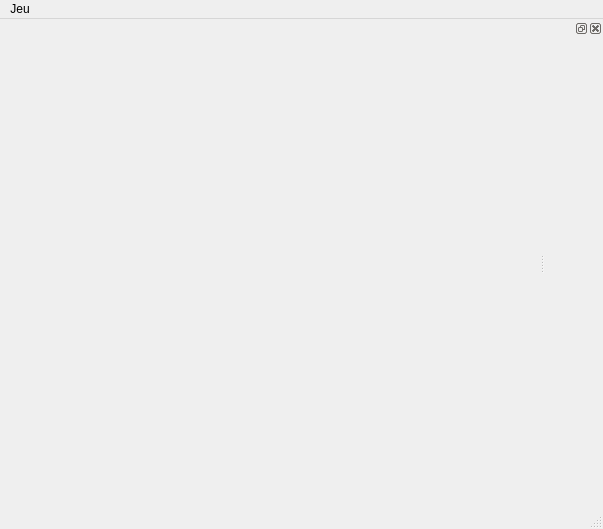
IrmatDen/fr-belote, file CuteBelote/src/MainWindow.ui: the form before one commit.
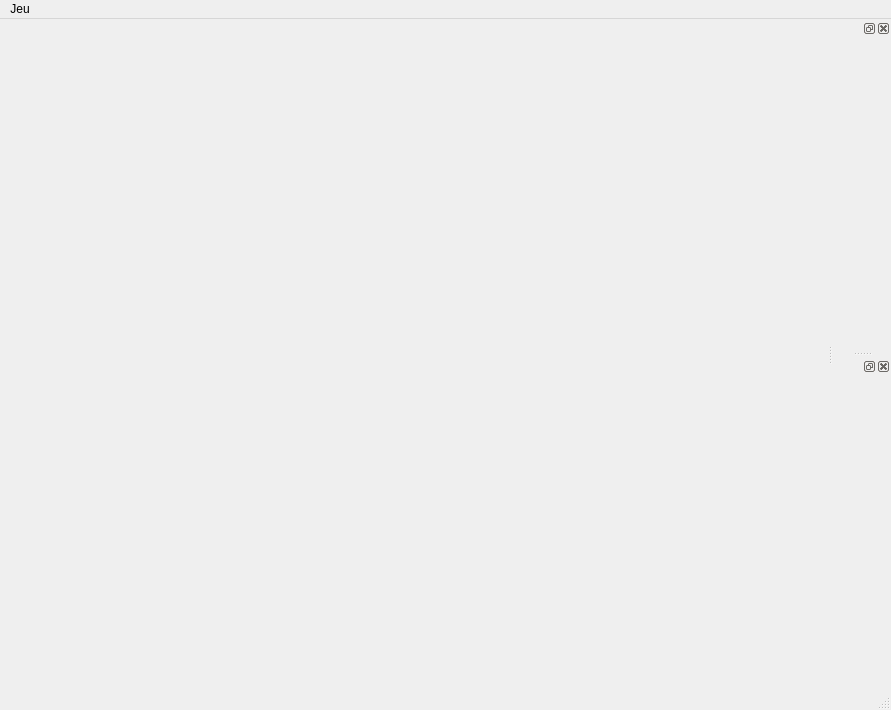
The form after the commit.

Commit message: Added scores dock widget

The edit to the form file:
```diff
--- a/CuteBelote/src/MainWindow.ui
+++ b/CuteBelote/src/MainWindow.ui
@@ -6,8 +6,8 @@
    <rect>
     <x>0</x>
     <y>0</y>
-    <width>603</width>
-    <height>529</height>
+    <width>891</width>
+    <height>710</height>
    </rect>
   </property>
   <property name="windowTitle">
@@ -19,7 +19,7 @@
     <rect>
      <x>0</x>
      <y>0</y>
-     <width>603</width>
+     <width>891</width>
      <height>18</height>
     </rect>
    </property>
@@ -41,6 +41,15 @@
    </attribute>
    <widget class="QWidget" name="dockWidgetContents"/>
   </widget>
+  <widget class="QDockWidget" name="ScoresDockWidget">
+   <property name="floating">
+    <bool>false</bool>
+   </property>
+   <attribute name="dockWidgetArea">
+    <number>2</number>
+   </attribute>
+   <widget class="QWidget" name="dockWidgetContents_2"/>
+  </widget>
   <action name="actionCreateGame">
    <property name="text">
     <string>Créer une partie...</string>
```
The commit also changes 4 other files.
